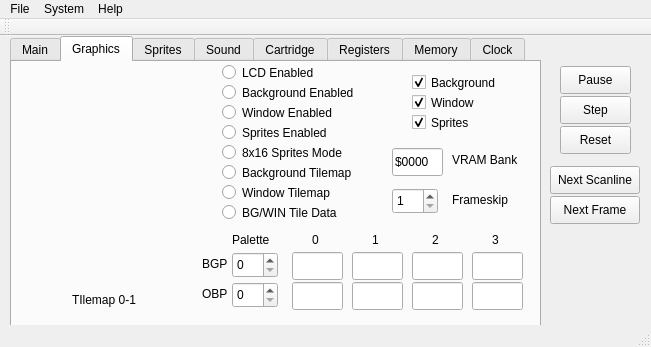
This is qtfiles/mainwindow.ui in cthornsb/OtterGB as Qt 5 draws it before an edit. The edited form follows.
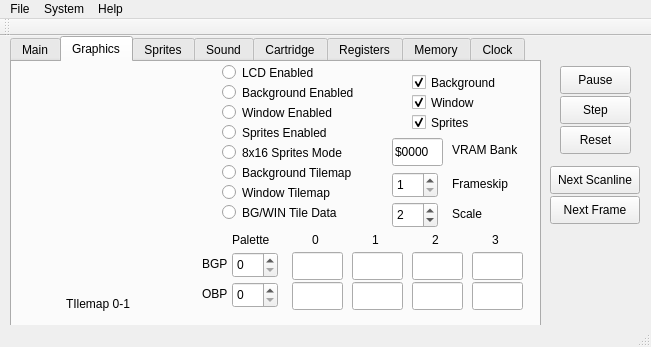
This is the edited form. The open tabs and pages were chosen to show the change.

Diff of the .ui file:
```diff
--- a/qtfiles/mainwindow.ui
+++ b/qtfiles/mainwindow.ui
@@ -816,8 +816,8 @@
      <widget class="QLabel" name="label_31">
       <property name="geometry">
        <rect>
-        <x>60</x>
-        <y>230</y>
+        <x>54</x>
+        <y>234</y>
         <width>71</width>
         <height>16</height>
        </rect>
@@ -1078,7 +1078,7 @@
       <property name="geometry">
        <rect>
         <x>440</x>
-        <y>90</y>
+        <y>80</y>
         <width>71</width>
         <height>16</height>
        </rect>
@@ -1091,7 +1091,7 @@
       <property name="geometry">
        <rect>
         <x>380</x>
-        <y>86</y>
+        <y>76</y>
         <width>51</width>
         <height>28</height>
        </rect>
@@ -1107,7 +1107,7 @@
       <property name="geometry">
        <rect>
         <x>380</x>
-        <y>126</y>
+        <y>110</y>
         <width>46</width>
         <height>26</height>
        </rect>
@@ -1126,7 +1126,7 @@
       <property name="geometry">
        <rect>
         <x>440</x>
-        <y>130</y>
+        <y>114</y>
         <width>61</width>
         <height>16</height>
        </rect>
@@ -1180,6 +1180,48 @@
        <string>3</string>
       </property>
      </widget>
+     <widget class="QWidget" name="widget_PaletteViewer" native="true">
+      <property name="geometry">
+       <rect>
+        <x>10</x>
+        <y>10</y>
+        <width>160</width>
+        <height>220</height>
+       </rect>
+      </property>
+     </widget>
+     <widget class="QSpinBox" name="spinBox_ScreenScale">
+      <property name="geometry">
+       <rect>
+        <x>380</x>
+        <y>140</y>
+        <width>46</width>
+        <height>26</height>
+       </rect>
+      </property>
+      <property name="minimum">
+       <number>1</number>
+      </property>
+      <property name="maximum">
+       <number>99</number>
+      </property>
+      <property name="value">
+       <number>2</number>
+      </property>
+     </widget>
+     <widget class="QLabel" name="label_61">
+      <property name="geometry">
+       <rect>
+        <x>440</x>
+        <y>144</y>
+        <width>61</width>
+        <height>16</height>
+       </rect>
+      </property>
+      <property name="text">
+       <string>Scale</string>
+      </property>
+     </widget>
     </widget>
     <widget class="QWidget" name="tab_5">
      <attribute name="title">
```
Left out of the diff: 69 changed lines with no effect on the pictures.
